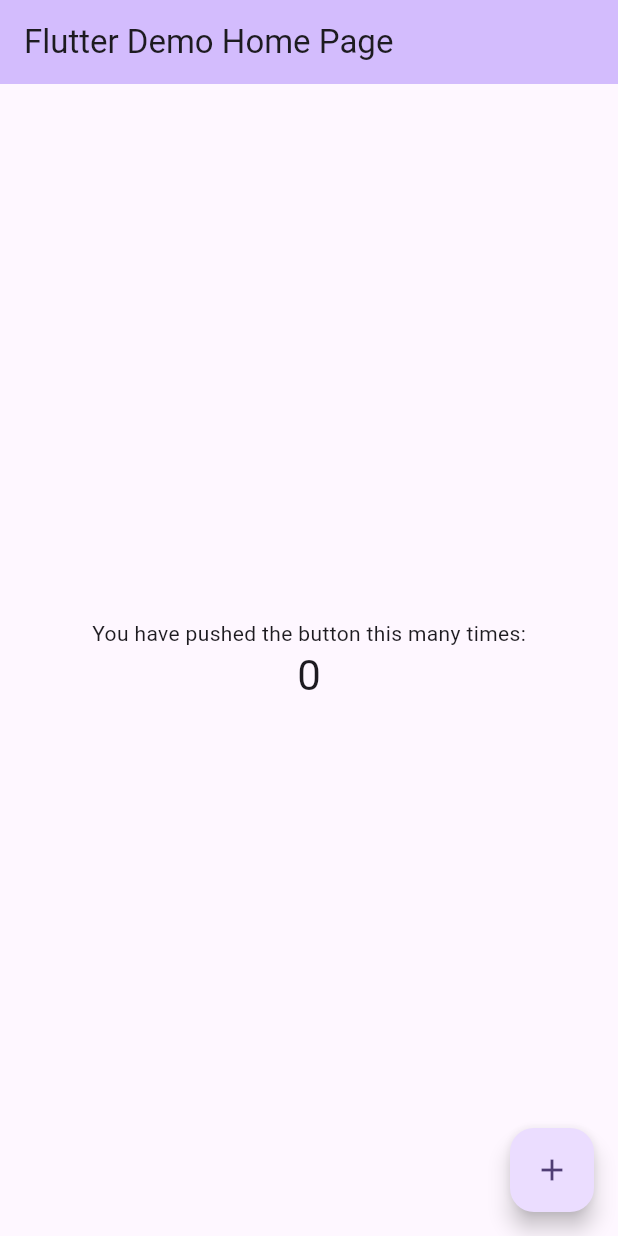
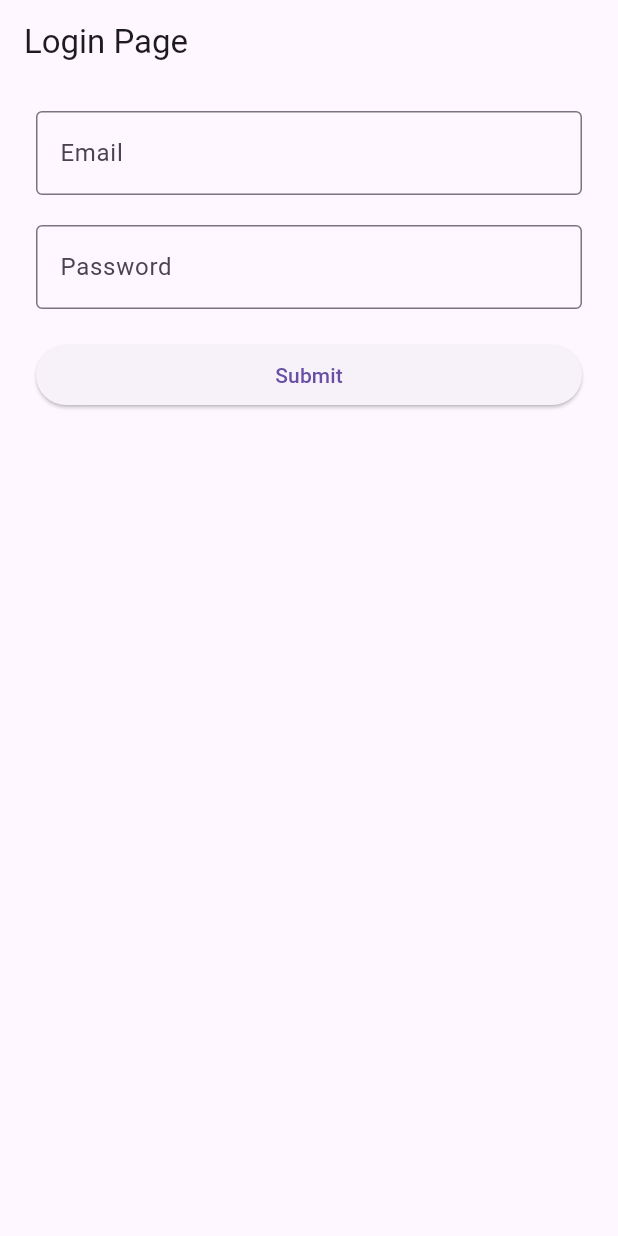
Before and after one commit to Pemrograman-IF-22/Tugas1-LoginPages-22421048-MuhammadChandraHalim, a Flutter app: the screen it shows after launch, on a phone screen of 412 x 824 dp. Run offline on Flutter 3.47's test engine with Material 3 defaults, Android fonts, the phone set to English and light mode, and no system bars.

Commit message:
membuat dasboard

```diff
--- /dev/null
+++ b/lib/dasboard_page.dart
@@ -0,0 +1,23 @@
+import 'package:flutter/material.dart';
+
+class DashboardPage extends StatelessWidget {
+  final String email;
+
+  const DashboardPage({
+    super.key,
+    required this.email
+  });
+
+  @override
+  Widget build(BuildContext context) {
+    return Scaffold(
+      appBar: AppBar(
+        title: Text('Dashboard'),
+        centerTitle: false,
+      ),
+      body: Center(
+        child: Text('Selamat Datang : $email')
+      ),
+    );
+  }
+}
--- /dev/null
+++ b/lib/login_page.dart
@@ -0,0 +1,102 @@
+import 'package:flutter/material.dart';
+import 'package:loginpage/dasboard_page.dart';
+
+class LoginPage extends StatefulWidget {
+  const LoginPage({super.key});
+
+  @override
+  State<LoginPage> createState() => _LoginPageState();
+}
+
+class _LoginPageState extends State<LoginPage> {
+  final _formkey = GlobalKey<FormState>();
+  TextEditingController emailController = TextEditingController();
+  TextEditingController passwordController = TextEditingController();
+
+  @override
+  Widget build(BuildContext context) {
+    return Scaffold(
+        appBar: AppBar(
+          title: Text('Login Page'),
+        ),
+        body: Form(
+          key: _formkey,
+          child: Padding(
+          padding: EdgeInsets.symmetric(
+            horizontal: 16.0,
+            vertical: 8.0,
+          ),
+            child: Column(
+              children: [
+                Padding(
+                  padding: EdgeInsets.symmetric(
+                    horizontal: 8.0,
+                    vertical: 10.0,
+                  ),
+                  child: TextFormField(
+                    controller: emailController,
+                    decoration: InputDecoration(
+                      border: OutlineInputBorder(),
+                      label: Text('Email'),
+                    ),
+                    validator: (value) {
+                      if (value == null || value.isEmpty) {
+                        return 'Masukan email anda' ;
+                      }
+                      return null;
+                    },
+                  ),
+                ),
+                  Padding(
+                    padding: EdgeInsets.symmetric(
+                      horizontal: 8.0,
+                      vertical: 10.0
+                       ),
+                  child: TextFormField(
+                    controller: passwordController,
+                    decoration: InputDecoration(
+                      border: OutlineInputBorder(),
+                      label: Text('Password'),
+                    ),
+                     validator: (value) {
+                      if (value == null || value.isEmpty) {
+                        return 'Masukan password anda' ;
+                      }
+                      return null;
+                    },
+                  ),
+                ),
+                  Padding (
+                    padding: EdgeInsets.symmetric(horizontal: 8.0,vertical: 10.0),
+                    child: SizedBox(
+                      width: double.infinity,
+                      child: ElevatedButton(
+                        onPressed: () {
+                          debugPrint('Email: ${emailController.text}');
+                          debugPrint('Password: ${passwordController.text}');
+
+                          if (_formkey.currentState!.validate()) {
+                            Navigator.push(context, MaterialPageRoute(
+                              builder: (context) => DashboardPage(
+                                email: emailController.text,
+                              )
+                            ));
+                          } else {
+                            ScaffoldMessenger.of(context).showSnackBar(
+                              SnackBar(
+                                content: Text('silahkan lengkapi form!'),
+                              ),
+                            );
+                          }
+                        },
+                        child: Text('Submit'),
+                      ),
+                    ),
+                  ),
+              ],
+            ),
+          )
+        )
+      );
+  }
+}
--- a/lib/main.dart
+++ b/lib/main.dart
@@ -1,122 +1,17 @@
 import 'package:flutter/material.dart';
+import 'package:loginpage/login_page.dart';
 
 void main() {
-  runApp(const MyApp());
+  runApp(MyApp());
 }
-
 class MyApp extends StatelessWidget {
   const MyApp({super.key});
 
-  // This widget is the root of your application.
   @override
-  Widget build(BuildContext context) {
+  Widget build(BuildContext context){
     return MaterialApp(
-      title: 'Flutter Demo',
-      theme: ThemeData(
-        // This is the theme of your application.
-        //
-        // TRY THIS: Try running your application with "flutter run". You'll see
-        // the application has a purple toolbar. Then, without quitting the app,
-        // try changing the seedColor in the colorScheme below to Colors.green
-        // and then invoke "hot reload" (save your changes or press the "hot
-        // reload" button in a Flutter-supported IDE, or press "r" if you used
-        // the command line to start the app).
-        //
-        // Notice that the counter didn't reset back to zero; the application
-        // state is not lost during the reload. To reset the state, use hot
-        // restart instead.
-        //
-        // This works for code too, not just values: Most code changes can be
-        // tested with just a hot reload.
-        colorScheme: ColorScheme.fromSeed(seedColor: Colors.deepPurple),
-      ),
-      home: const MyHomePage(title: 'Flutter Demo Home Page'),
+      title: 'Login Page',
+      home: LoginPage()
     );
   }
 }
-
-class MyHomePage extends StatefulWidget {
-  const MyHomePage({super.key, required this.title});
-
-  // This widget is the home page of your application. It is stateful, meaning
-  // that it has a State object (defined below) that contains fields that affect
-  // how it looks.
-
-  // This class is the configuration for the state. It holds the values (in this
-  // case the title) provided by the parent (in this case the App widget) and
-  // used by the build method of the State. Fields in a Widget subclass are
-  // always marked "final".
-
-  final String title;
-
-  @override
-  State<MyHomePage> createState() => _MyHomePageState();
-}
-
-class _MyHomePageState extends State<MyHomePage> {
-  int _counter = 0;
-
-  void _incrementCounter() {
-    setState(() {
-      // This call to setState tells the Flutter framework that something has
-      // changed in this State, which causes it to rerun the build method below
-      // so that the display can reflect the updated values. If we changed
-      // _counter without calling setState(), then the build method would not be
-      // called again, and so nothing would appear to happen.
-      _counter++;
-    });
-  }
-
-  @override
-  Widget build(BuildContext context) {
-    // This method is rerun every time setState is called, for instance as done
-    // by the _incrementCounter method above.
-    //
-    // The Flutter framework has been optimized to make rerunning build methods
-    // fast, so that you can just rebuild anything that needs updating rather
-    // than having to individually change instances of widgets.
-    return Scaffold(
-      appBar: AppBar(
-        // TRY THIS: Try changing the color here to a specific color (to
-        // Colors.amber, perhaps?) and trigger a hot reload to see the AppBar
-        // change color while the other colors stay the same.
-        backgroundColor: Theme.of(context).colorScheme.inversePrimary,
-        // Here we take the value from the MyHomePage object that was created by
-        // the App.build method, and use it to set our appbar title.
-        title: Text(widget.title),
-      ),
-      body: Center(
-        // Center is a layout widget. It takes a single child and positions it
-        // in the middle of the parent.
-        child: Column(
-          // Column is also a layout widget. It takes a list of children and
-          // arranges them vertically. By default, it sizes itself to fit its
-          // children horizontally, and tries to be as tall as its parent.
-          //
-          // Column has various properties to control how it sizes itself and
-          // how it positions its children. Here we use mainAxisAlignment to
-          // center the children vertically; the main axis here is the vertical
-          // axis because Columns are vertical (the cross axis would be
-          // horizontal).
-          //
-          // TRY THIS: Invoke "debug painting" (choose the "Toggle Debug Paint"
-          // action in the IDE, or press "p" in the console), to see the
-          // wireframe for each widget.
-          mainAxisAlignment: MainAxisAlignment.center,
-          children: <Widget>[
-            const Text('You have pushed the button this many times:'),
-            Text(
-              '$_counter',
-              style: Theme.of(context).textTheme.headlineMedium,
-            ),
-          ],
-        ),
-      ),
-      floatingActionButton: FloatingActionButton(
-        onPressed: _incrementCounter,
-        tooltip: 'Increment',
-        child: const Icon(Icons.add),
-      ), // This trailing comma makes auto-formatting nicer for build methods.
-    );
-  }
-}
```
